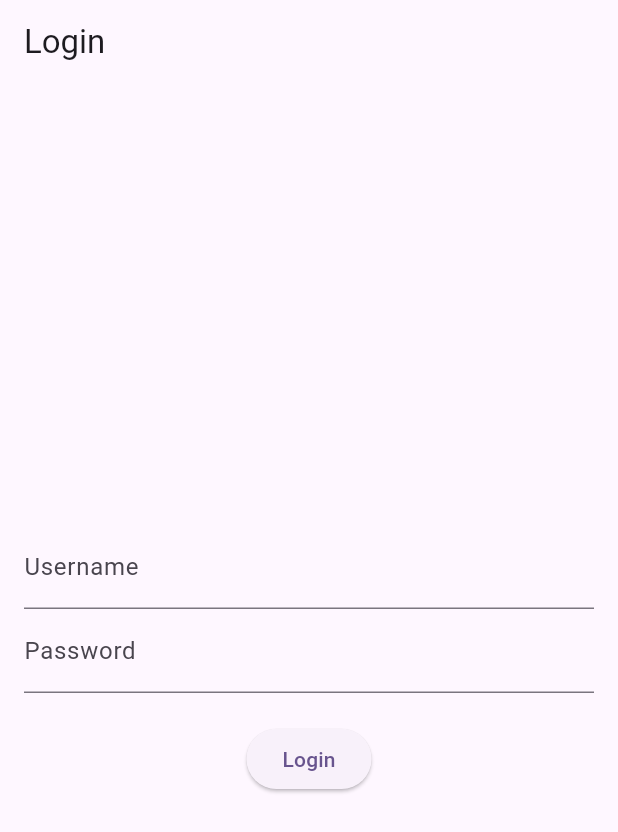
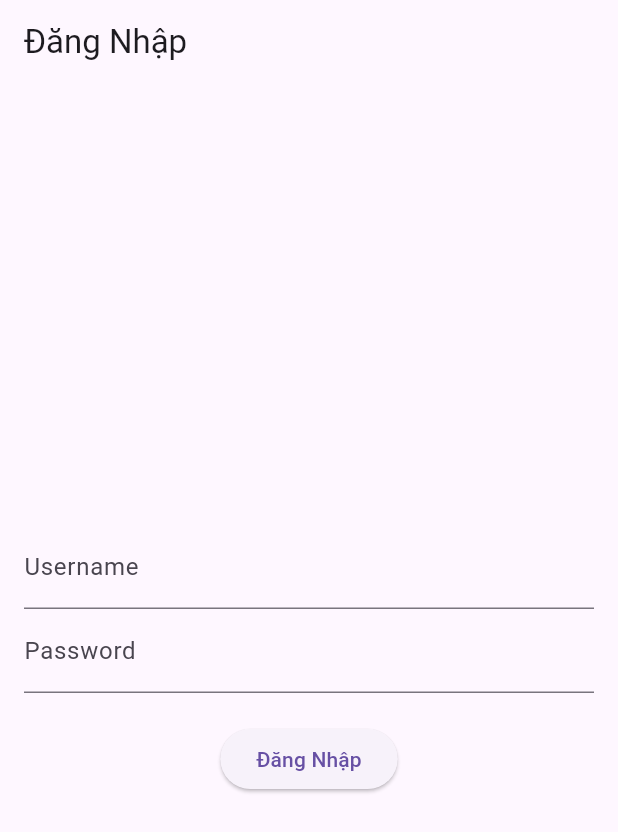
Before and after one commit to tuta202/flutter_101, a Flutter app: the screen it shows after launch, on a phone screen of 412 x 824 dp. Shown: the top 832 px of the screen. Run offline on Flutter 3.47's test engine with Material 3 defaults, Android fonts, the phone set to English and light mode, and no system bars; our stand-ins replace assets_audio_player, lottie, permission_handler, speech_to_text.

```diff
--- a/lib/main.dart
+++ b/lib/main.dart
@@ -1,21 +1,19 @@
 import 'package:flutter/material.dart';
-import 'views/widget_tree.dart';
-import 'views/pages/login_page.dart';
+import 'screens/login_screen.dart';
 
 void main() {
-  runApp(MyApp());
+  runApp(const MyApp());
 }
 
 class MyApp extends StatelessWidget {
+  const MyApp({super.key});
+
   @override
   Widget build(BuildContext context) {
     return MaterialApp(
-      debugShowCheckedModeBanner: false,
-      title: 'Flutter Demo',
-      theme: ThemeData(
-        colorScheme: ColorScheme.fromSeed(seedColor: Colors.deepPurple),
-      ),
-      home: LoginPage(),
+      title: 'English Learning App',
+      theme: ThemeData(primarySwatch: Colors.blue),
+      home: const LoginScreen(),
     );
   }
 }
--- /dev/null
+++ b/lib/screens/login_screen.dart
@@ -0,0 +1,53 @@
+import 'package:flutter/material.dart';
+import 'home_screen.dart';
+
+class LoginScreen extends StatefulWidget {
+  const LoginScreen({super.key});
+
+  @override
+  State<LoginScreen> createState() => _LoginScreenState();
+}
+
+class _LoginScreenState extends State<LoginScreen> {
+  final _usernameController = TextEditingController();
+  final _passwordController = TextEditingController();
+
+  void _login() {
+    if (_usernameController.text == 'admin' && _passwordController.text == '123456') {
+      Navigator.pushReplacement(
+        context,
+        MaterialPageRoute(builder: (context) => const HomeScreen()),
+      );
+    } else {
+      ScaffoldMessenger.of(context).showSnackBar(
+        const SnackBar(content: Text('Sai username hoặc password')),
+      );
+    }
+  }
+
+  @override
+  Widget build(BuildContext context) {
+    return Scaffold(
+      appBar: AppBar(title: const Text('Đăng Nhập')),
+      body: Padding(
+        padding: const EdgeInsets.all(16.0),
+        child: Column(
+          mainAxisAlignment: MainAxisAlignment.center,
+          children: [
+            TextField(
+              controller: _usernameController,
+              decoration: const InputDecoration(labelText: 'Username'),
+            ),
+            TextField(
+              controller: _passwordController,
+              decoration: const InputDecoration(labelText: 'Password'),
+              obscureText: true,
+            ),
+            const SizedBox(height: 20),
+            ElevatedButton(onPressed: _login, child: const Text('Đăng Nhập')),
+          ],
+        ),
+      ),
+    );
+  }
+}
--- a/lib/views/pages/login_page.dart
+++ /dev/null
@@ -1,69 +0,0 @@
-import 'package:flutter/material.dart';
-import '../widget_tree.dart';
-
-// constants
-const String kUsername = "admin";
-const String kPassword = "123456";
-class LoginPage extends StatefulWidget {
-  @override
-  _LoginPageState createState() => _LoginPageState();
-}
-
-class _LoginPageState extends State<LoginPage> {
-  final _usernameController = TextEditingController();
-  final _passwordController = TextEditingController();
-  String? _errorMessage;
-
-  void _login() {
-    final username = _usernameController.text;
-    final password = _passwordController.text;
-
-    if (username == kUsername && password == kPassword) {
-      Navigator.pushReplacement(
-        context,
-        MaterialPageRoute(builder: (context) => WidgetTree()),
-      );
-    } else {
-      setState(() {
-        _errorMessage = "Incorrect Username or Password!";
-      });
-    }
-  }
-
-  @override
-  Widget build(BuildContext context) {
-    return Scaffold(
-      appBar: AppBar(title: Text("Login")),
-      body: Padding(
-        padding: const EdgeInsets.all(16.0),
-        child: Column(
-          mainAxisAlignment: MainAxisAlignment.center,
-          children: [
-            TextField(
-              controller: _usernameController,
-              decoration: InputDecoration(labelText: "Username"),
-            ),
-            TextField(
-              controller: _passwordController,
-              obscureText: true,
-              decoration: InputDecoration(labelText: "Password"),
-            ),
-            if (_errorMessage != null)
-              Padding(
-                padding: const EdgeInsets.only(top: 8.0),
-                child: Text(
-                  _errorMessage!,
-                  style: TextStyle(color: Colors.red),
-                ),
-              ),
-            SizedBox(height: 20),
-            ElevatedButton(
-              onPressed: _login,
-              child: Text("Login"),
-            ),
-          ],
-        ),
-      ),
-    );
-  }
-}
```
Also changed, not shown: lib/screens/home_screen.dart (added, +44 -0 lines), lib/screens/listening_screen.dart (added, +61 -0 lines), lib/screens/reading_screen.dart (added, +48 -0 lines), lib/screens/speaking_screen.dart (added, +70 -0 lines), lib/screens/writing_screen.dart (added, +41 -0 lines), lib/views/pages/home_page.dart (deleted, +0 -13 lines), lib/views/pages/profile_page.dart (deleted, +0 -21 lines), lib/views/widget_tree.dart (deleted, +0 -47 lines), pubspec.yaml (+6 -2 lines), pubspec.lock, 3 other files.
